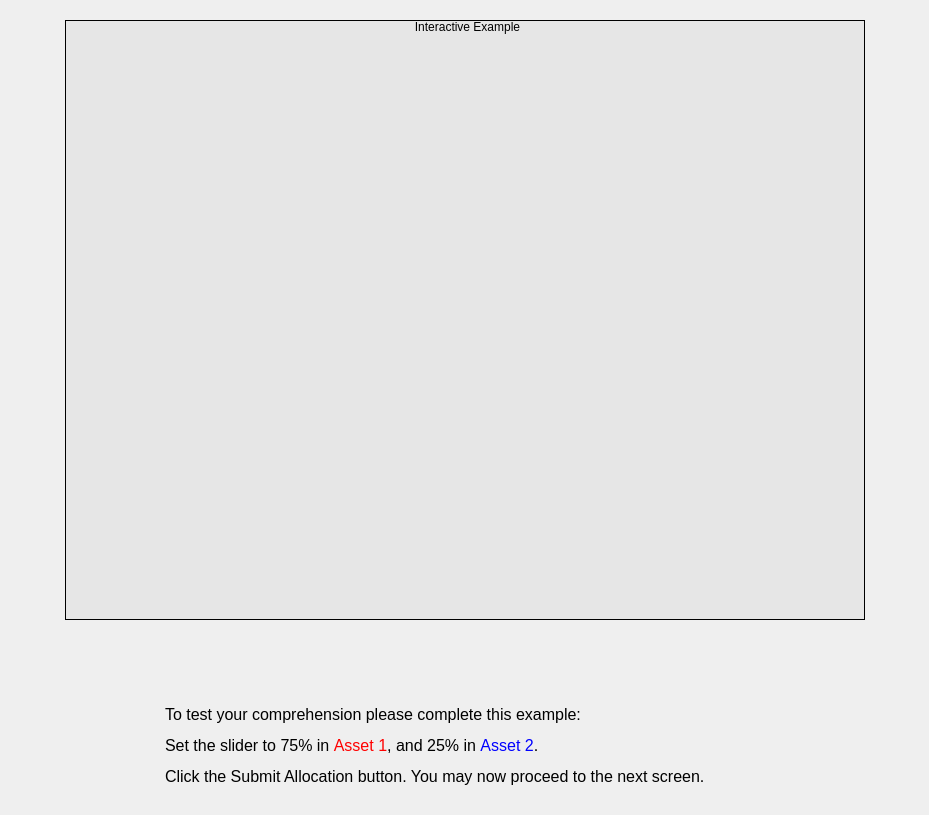
The window that MarketSimulation/instructionscreentest1.ui (dwattttt/marketsim) describes before a commit, drawn with Qt 5.
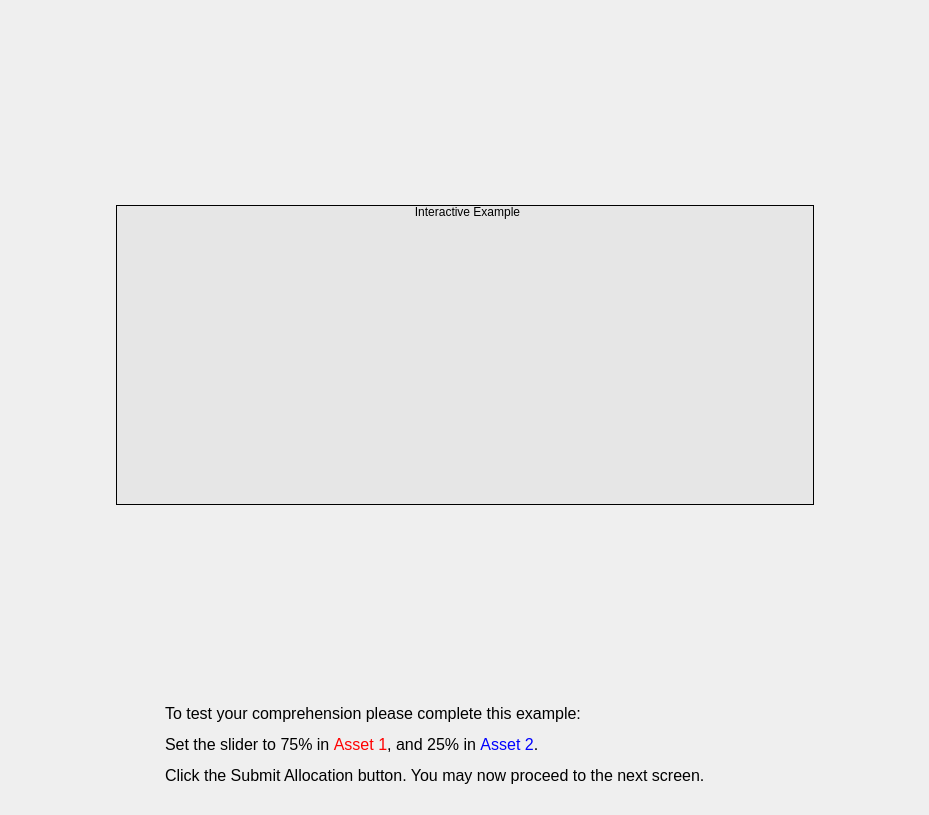
The same window after the commit. Custom widgets are drawn as their Qt base class.

Commit message:
Updated buttons and resulting screenshot of market
Fixed the screenshot and two interactive screens to display correctly in
1024x768

```diff
--- a/MarketSimulation/instructionscreentest1.ui
+++ b/MarketSimulation/instructionscreentest1.ui
@@ -30,15 +30,34 @@
    <item>
     <widget class="QWidget" name="widget_2" native="true">
      <layout class="QVBoxLayout" name="verticalLayout_2">
+      <item>
+       <spacer name="verticalSpacer">
+        <property name="orientation">
+         <enum>Qt::Vertical</enum>
+        </property>
+        <property name="sizeHint" stdset="0">
+         <size>
+          <width>20</width>
+          <height>0</height>
+         </size>
+        </property>
+       </spacer>
+      </item>
       <item>
        <widget class="QGroupBox" name="groupBox">
         <property name="sizePolicy">
-         <sizepolicy hsizetype="Fixed" vsizetype="Fixed">
+         <sizepolicy hsizetype="Expanding" vsizetype="Expanding">
           <horstretch>0</horstretch>
           <verstretch>0</verstretch>
          </sizepolicy>
         </property>
         <property name="minimumSize">
+         <size>
+          <width>400</width>
+          <height>300</height>
+         </size>
+        </property>
+        <property name="maximumSize">
          <size>
           <width>800</width>
           <height>600</height>
@@ -103,10 +122,16 @@
       </item>
       <item>
        <widget class="QWidget" name="widget" native="true">
+        <property name="sizePolicy">
+         <sizepolicy hsizetype="Preferred" vsizetype="Minimum">
+          <horstretch>0</horstretch>
+          <verstretch>0</verstretch>
+         </sizepolicy>
+        </property>
         <property name="minimumSize">
          <size>
           <width>0</width>
-          <height>50</height>
+          <height>100</height>
          </size>
         </property>
         <layout class="QHBoxLayout" name="horizontalLayout_9">
```
The commit also changes 4 other files.
